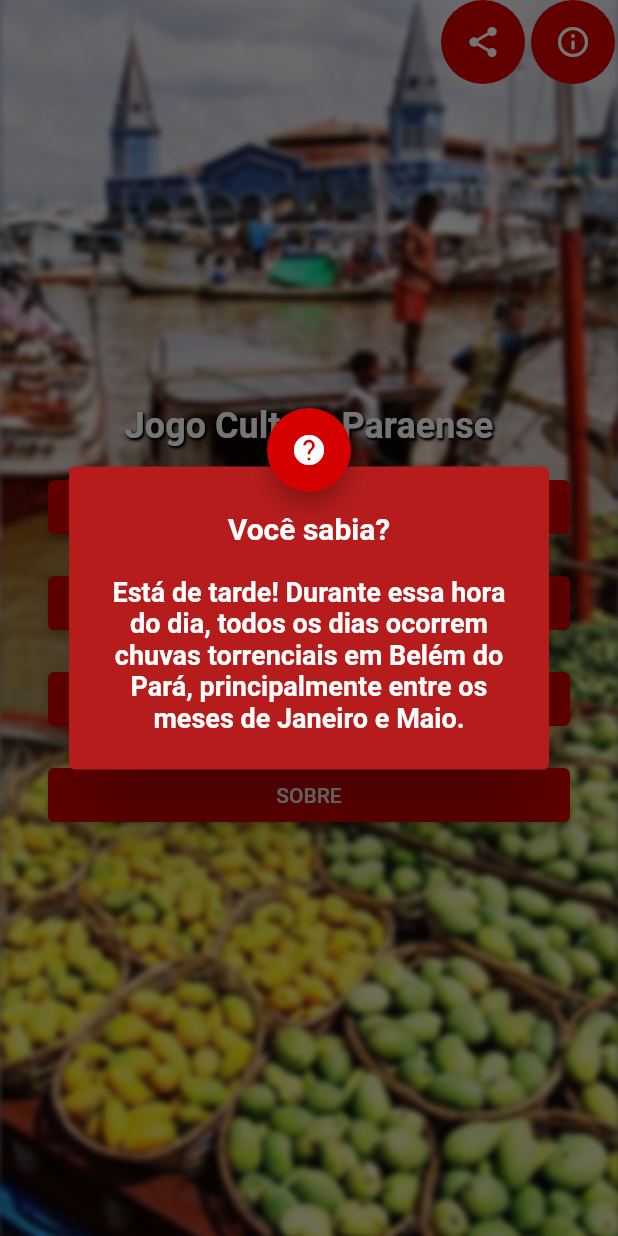
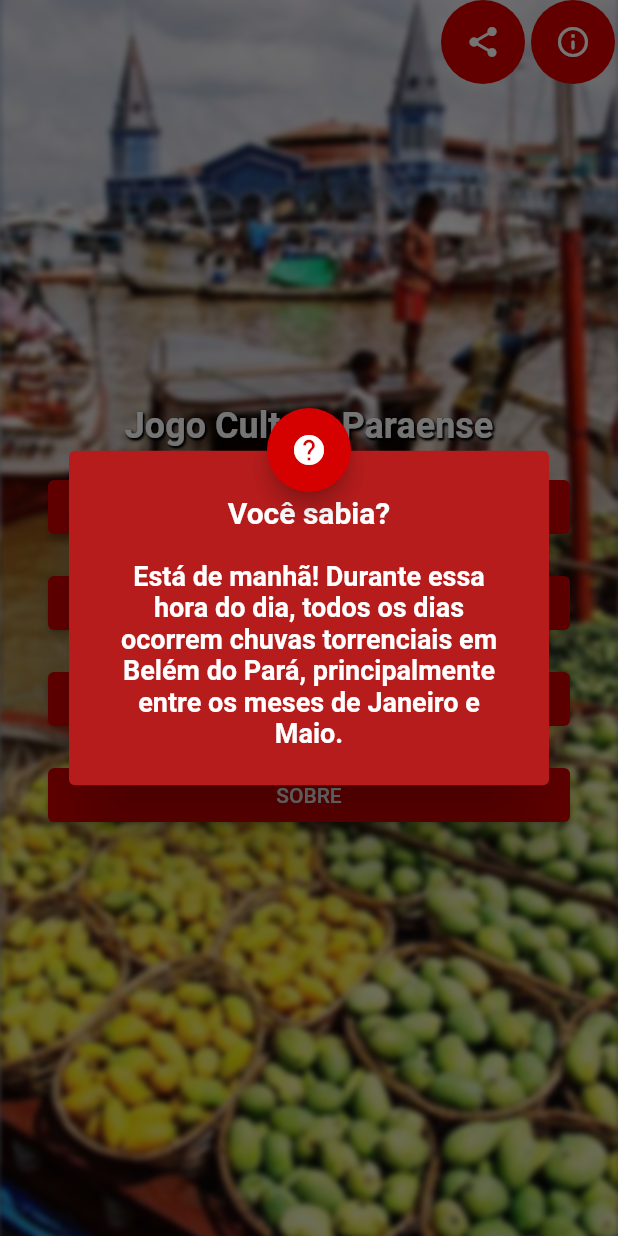
Before and after one commit to Jogo-Cultura-Paraense/Jogo-Cultura-Paraense, a Flutter app: the screen it shows after launch, after a tap on the "info outline" icon, on a phone screen of 412 x 824 dp. Run offline on Flutter 3.47's test engine with Material 2 defaults, Android fonts, the phone set to English and light mode, and no system bars; our stand-ins replace bloc, flutter_bloc, share.

Commit message:
loading and mock api calls

```diff
--- a/jogo_cultura_paraense/lib/app.dart
+++ b/jogo_cultura_paraense/lib/app.dart
@@ -1,10 +1,14 @@
 import 'package:flutter/material.dart';
+import 'package:flutter_bloc/flutter_bloc.dart';
+import 'package:jogo_cultura_paraense/bloc/home_bloc.dart';
 import 'pages/pages.dart';
 
 class App extends StatelessWidget {
   @override
   Widget build(BuildContext context) {
-    return MaterialApp(
+    return BlocProvider<HomeBloc>(
+      create: (context) => HomeBloc(),
+      child: MaterialApp(
         title: 'Jogo Cultura Paraense',
         theme: ThemeData(
           primaryColor: Colors.red[900],
@@ -23,6 +27,7 @@ class App extends StatelessWidget {
           }
         },
         initialRoute: LoadingPage.routeName,
+      ),
     );
   }
 }
--- /dev/null
+++ b/jogo_cultura_paraense/lib/bloc/home_bloc.dart
@@ -0,0 +1,29 @@
+import 'dart:async';
+
+import 'package:bloc/bloc.dart';
+import 'package:jogo_cultura_paraense/model/home_assets.dart';
+import 'package:jogo_cultura_paraense/services/home_assets_service.dart';
+import 'package:meta/meta.dart';
+
+part 'home_event.dart';
+part 'home_state.dart';
+
+class HomeBloc extends Bloc<HomeEvent, HomeState> {
+  final HomeAssetsService _homeAssetsService = HomeAssetsService();
+  HomeBloc() : super(HomeInitial());
+
+  @override
+  Stream<HomeState> mapEventToState(
+    HomeEvent event,
+  ) async* {
+    if (event is LoadHomeAssets) {
+      yield HomeAssetsLoading();
+      try {
+        HomeAssets homeAssets = await _homeAssetsService.getBackgroundImage();
+        yield HomeAssetsLoaded(homeAssets);
+      } catch (error) {
+        yield HomeAssetsFailed(error.toString());
+      }
+    }
+  }
+}
--- /dev/null
+++ b/jogo_cultura_paraense/lib/bloc/home_event.dart
@@ -0,0 +1,10 @@
+part of 'home_bloc.dart';
+
+@immutable
+abstract class HomeEvent {}
+
+class LoadHomeAssets extends HomeEvent {}
+
+class CompleteHomeAssets extends HomeEvent {}
+
+class FailHomeAssets extends HomeEvent {}
--- /dev/null
+++ b/jogo_cultura_paraense/lib/bloc/home_state.dart
@@ -0,0 +1,18 @@
+part of 'home_bloc.dart';
+
+@immutable
+abstract class HomeState {}
+
+class HomeInitial extends HomeState {}
+
+class HomeAssetsLoading extends HomeState {}
+
+class HomeAssetsLoaded extends HomeState {
+  final HomeAssets homeAssets;
+  HomeAssetsLoaded(this.homeAssets);
+}
+
+class HomeAssetsFailed extends HomeState {
+  final String error;
+  HomeAssetsFailed(this.error);
+}
--- a/jogo_cultura_paraense/lib/components/home/info_alert.dart
+++ b/jogo_cultura_paraense/lib/components/home/info_alert.dart
@@ -1,22 +1,26 @@
 import 'package:flutter/material.dart';
+import 'package:flutter_bloc/flutter_bloc.dart';
+import 'package:jogo_cultura_paraense/bloc/home_bloc.dart';
 import 'package:jogo_cultura_paraense/components/alert_dialog.dart';
 
 class InfoAlert extends StatelessWidget {
   const InfoAlert({Key key}) : super(key: key);
 
-  String _getInfo() {
-    return 'Está de tarde! Durante essa hora do dia, todos os dias ocorrem chuvas torrenciais em Belém do Pará, principalmente entre os meses de Janeiro e Maio.';
-  }
-
   @override
   Widget build(BuildContext context) {
+    return BlocBuilder<HomeBloc, HomeState>(
+      buildWhen: (dynamic currentState, dynamic nextState) {
+        return currentState.homeAssets.background !=
+            nextState.homeAssets.background;
+      },
+      builder: (context, dynamic state) {
         return CustomAlertDialog(
           title: Text(
             'Você sabia?',
             textAlign: TextAlign.center,
           ),
           content: Text(
-        _getInfo(),
+            state.homeAssets.info,
             textAlign: TextAlign.center,
           ),
           floatingChild: FloatingActionButton(
@@ -24,5 +28,7 @@ class InfoAlert extends StatelessWidget {
             onPressed: () {},
           ),
         );
+      },
+    );
   }
 }
--- /dev/null
+++ b/jogo_cultura_paraense/lib/components/loading/loading_home.dart
@@ -0,0 +1,37 @@
+import 'package:flutter/material.dart';
+import 'package:flutter/widgets.dart';
+import 'package:flutter_bloc/flutter_bloc.dart';
+import 'package:jogo_cultura_paraense/bloc/home_bloc.dart';
+import 'package:jogo_cultura_paraense/components/loading_progress.dart';
+import 'package:jogo_cultura_paraense/pages/home_page.dart';
+
+class LoadingHomeAssets extends StatelessWidget {
+  const LoadingHomeAssets({Key key}) : super(key: key);
+
+  @override
+  Widget build(BuildContext context) {
+    // Wait for widget to load then send event
+    WidgetsBinding.instance.addPostFrameCallback((timeStamp) {
+      BlocProvider.of<HomeBloc>(context).add(LoadHomeAssets());
+    });
+    return BlocConsumer<HomeBloc, HomeState>(
+      builder: (context, state) {
+        return LoadingProgress(
+          loadingFailed: state is HomeAssetsFailed,
+          retryCallBack: () {
+            BlocProvider.of<HomeBloc>(context).add(LoadHomeAssets());
+          },
+        );
+      },
+      listener: (context, dynamic state) {
+        if (state is HomeAssetsFailed) {
+          Scaffold.of(context).showSnackBar(
+            SnackBar(content: Text(state.error)),
+          );
+        } else if (state is HomeAssetsLoaded) {
+          Navigator.of(context).popAndPushNamed(HomePage.routeName);
+        }
+      },
+    );
+  }
+}
--- /dev/null
+++ b/jogo_cultura_paraense/lib/components/loading_progress.dart
@@ -0,0 +1,47 @@
+import 'package:flutter/material.dart';
+
+class LoadingProgress extends StatelessWidget {
+  final bool _loadingFailed;
+  final Function _retryCallBack;
+  final Color _retryColor;
+  const LoadingProgress({
+    bool loadingFailed = false,
+    Function retryCallBack,
+    Color retryColor = Colors.white,
+    Key key,
+  })  : _loadingFailed = loadingFailed,
+        _retryCallBack = retryCallBack,
+        _retryColor = retryColor,
+        super(key: key);
+
+  @override
+  Widget build(BuildContext context) {
+    if (_loadingFailed) {
+      return Center(
+        child: FloatingActionButton(
+          elevation: 0,
+          backgroundColor: Colors.transparent,
+          child: Icon(Icons.refresh, color: _retryColor),
+          onPressed: () {
+            if (_retryCallBack == null) {
+              return null;
+            } else {
+              _retryCallBack();
+            }
+          },
+        ),
+      );
+    }
+    return Center(
+      child: Column(
+        mainAxisAlignment: MainAxisAlignment.center,
+        children: <Widget>[
+          CircularProgressIndicator(
+            backgroundColor: Colors.white,
+            strokeWidth: 3,
+          )
+        ],
+      ),
+    );
+  }
+}
--- /dev/null
+++ b/jogo_cultura_paraense/lib/model/home_assets.dart
@@ -0,0 +1,16 @@
+import 'package:flutter/material.dart';
+
+@immutable
+class HomeAssets {
+  final String background;
+  final String info;
+
+  const HomeAssets({this.background, this.info});
+
+  factory HomeAssets.fromJson(Map<String, dynamic> json) {
+    return HomeAssets(
+      background: json['background'],
+      info: json['info'],
+    );
+  }
+}
--- a/jogo_cultura_paraense/lib/pages/home_page.dart
+++ b/jogo_cultura_paraense/lib/pages/home_page.dart
@@ -1,5 +1,7 @@
 import 'package:flutter/material.dart';
 import 'package:flutter/widgets.dart';
+import 'package:flutter_bloc/flutter_bloc.dart';
+import 'package:jogo_cultura_paraense/bloc/home_bloc.dart';
 import 'package:share/share.dart';
 import 'package:jogo_cultura_paraense/components/home/home_components.dart';
 
@@ -7,36 +9,22 @@ class HomePage extends StatelessWidget {
   static const String routeName = '/home';
   const HomePage({Key key}) : super(key: key);
 
-  String checkTime() {
-    var now = new DateTime.now();
-    var period = "";
-    if (now.hour >= 6 && now.hour <= 12) {
-      period = "manhã";
-    } else if (now.hour >= 12 && now.hour <= 18) {
-      period = "tarde";
-    } else {
-      period = "noite";
-    }
-    return period;
-  }
-
-  String getImage() {
-    var period = checkTime();
-    if (period == "manhã")
-      return "lib/images/MorningBackground.png";
-    else if (period == "tarde")
-      return "lib/images/EveningBackground.png";
-    else
-      return "lib/images/NightBackground.png";
-  }
-
   @override
   Widget build(BuildContext context) {
-    return Container(
-        decoration: BoxDecoration(
+    return BlocBuilder<HomeBloc, HomeState>(
+      buildWhen: (dynamic currentState, dynamic nextState) {
+        return currentState.homeAssets.background !=
+            nextState.homeAssets.background;
+      },
+      builder: (context, dynamic state) {
+        return Container(
+          decoration: BoxDecoration(
             image: DecorationImage(
-                image: AssetImage(getImage()), fit: BoxFit.cover)),
-        child: Scaffold(
+              image: AssetImage(state.homeAssets.background),
+              fit: BoxFit.cover,
+            ),
+          ),
+          child: Scaffold(
             backgroundColor: Colors.transparent,
             extendBodyBehindAppBar: true,
             appBar: AppBar(
@@ -68,7 +56,11 @@ class HomePage extends StatelessWidget {
             body: Padding(
               padding: EdgeInsets.symmetric(horizontal: 32.0),
               child: MainMenu(),
-            )));
+            ),
+          ),
+        );
+      },
+    );
   }
 
   void _share(BuildContext context) {
--- a/jogo_cultura_paraense/lib/pages/loading_page.dart
+++ b/jogo_cultura_paraense/lib/pages/loading_page.dart
@@ -1,27 +1,13 @@
 import 'package:flutter/material.dart';
 import 'package:flutter/widgets.dart';
-import 'package:jogo_cultura_paraense/pages/home_page.dart';
-import 'dart:async';
+import 'package:jogo_cultura_paraense/components/loading/loading_home.dart';
 
-class LoadingPage extends StatefulWidget {
+class LoadingPage extends StatelessWidget {
   static const String routeName = '/';
-
   const LoadingPage({Key key}) : super(key: key);
 
   @override
-  State<StatefulWidget> createState() {
-    return StartState();
-  }
-}
-
-class StartState extends State<LoadingPage> {
   Widget build(BuildContext context) {
-    WidgetsBinding.instance.addPostFrameCallback((timeStamp) {
-      Timer(Duration(seconds: 4), () {
-        Navigator.of(context).popAndPushNamed(HomePage.routeName);
-      });
-    });
-
     return Container(
       decoration: BoxDecoration(
         image: DecorationImage(
@@ -30,17 +16,7 @@ class StartState extends State<LoadingPage> {
       ),
       child: Scaffold(
         backgroundColor: Colors.transparent,
-        body: Center(
-          child: Column(
-            mainAxisAlignment: MainAxisAlignment.center,
-            children: <Widget>[
-              CircularProgressIndicator(
-                backgroundColor: Colors.white,
-                strokeWidth: 3,
-              )
-            ],
-          ),
-        ),
+        body: const LoadingHomeAssets(),
       ),
     );
   }
--- /dev/null
+++ b/jogo_cultura_paraense/lib/services/home_assets_service.dart
@@ -0,0 +1,51 @@
+import 'package:jogo_cultura_paraense/model/home_assets.dart';
+
+enum TimePeriod { morning, afternoon, night }
+
+class HomeAssetsService {
+  Future<HomeAssets> getBackgroundImage() async {
+    try {
+      await Future.delayed(Duration(seconds: 4));
+      TimePeriod period = checkTime();
+      if (period == TimePeriod.morning) {
+        return HomeAssets.fromJson(
+          {
+            'background': 'lib/images/MorningBackground.png',
+            'info':
+                'Está de manhã! Durante essa hora do dia, todos os dias ocorrem chuvas torrenciais em Belém do Pará, principalmente entre os meses de Janeiro e Maio.'
+          },
+        );
+      } else if (period == TimePeriod.afternoon) {
+        return HomeAssets.fromJson(
+          {
+            'background': 'lib/images/EveningBackground.png',
+            'info':
+                'Está de tarde! Durante essa hora do dia, todos os dias ocorrem chuvas torrenciais em Belém do Pará, principalmente entre os meses de Janeiro e Maio.'
+          },
+        );
+      } else
+        return HomeAssets.fromJson(
+          {
+            'background': 'lib/images/NightBackground.png',
+            'info':
+                'Está de noite! Durante essa hora do dia, todos os dias ocorrem chuvas torrenciais em Belém do Pará, principalmente entre os meses de Janeiro e Maio.'
+          },
+        );
+    } catch (error) {
+      throw Exception(error.toString);
+    }
+  }
+
+  TimePeriod checkTime() {
+    DateTime now = new DateTime.now();
+    TimePeriod period;
+    if (now.hour >= 6 && now.hour <= 12) {
+      period = TimePeriod.morning;
+    } else if (now.hour >= 12 && now.hour <= 18) {
+      period = TimePeriod.afternoon;
+    } else {
+      period = TimePeriod.night;
+    }
+    return period;
+  }
+}
--- a/jogo_cultura_paraense/pubspec.yaml
+++ b/jogo_cultura_paraense/pubspec.yaml
@@ -29,6 +29,8 @@ dependencies:
   # Use with the CupertinoIcons class for iOS style icons.
   cupertino_icons: ^1.0.0
   share: '>=0.6.5+4 <2.0.0'
+  flutter_bloc: ^6.1.1
+  http: ^0.12.2
 
 dev_dependencies:
   flutter_test:
```
Also changed, not shown: jogo_cultura_paraense/pubspec.lock. Lines whose indentation alone changed are shown as unchanged.
